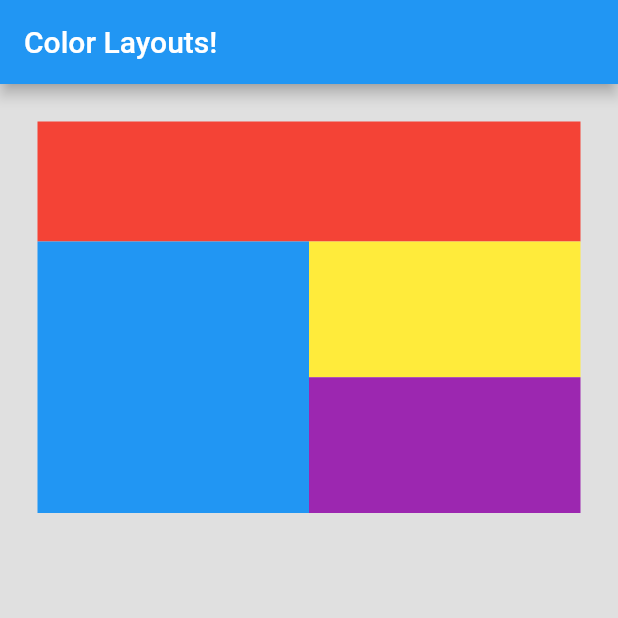
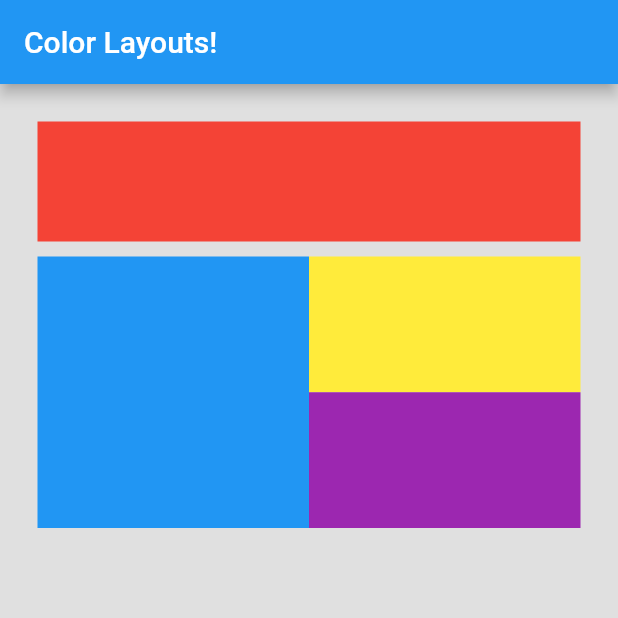
Before and after one commit to hoyajigi/layout_colors, a Flutter app: the screen it shows after launch, on a phone screen of 412 x 824 dp, the top half of it. Run offline on Flutter 3.47's test engine with Material 2 defaults, Android fonts, the phone set to English and light mode, and no system bars.

```diff
--- a/lib/color_layout.dart
+++ b/lib/color_layout.dart
@@ -3,7 +3,9 @@ import 'package:flutter/material.dart';
 class _FirstRow extends StatelessWidget {
   @override
   Widget build(BuildContext context) {
-    return Row(
+    return Container(
+      padding: EdgeInsets.only(top: 10),
+      child: Row(
       children: [
         Expanded(
           child: AspectRatio(
@@ -24,7 +26,7 @@ class _FirstRow extends StatelessWidget {
                   ),),
                 ]))),
       ],
-    );
+    ),);
   }
 }
 
```
